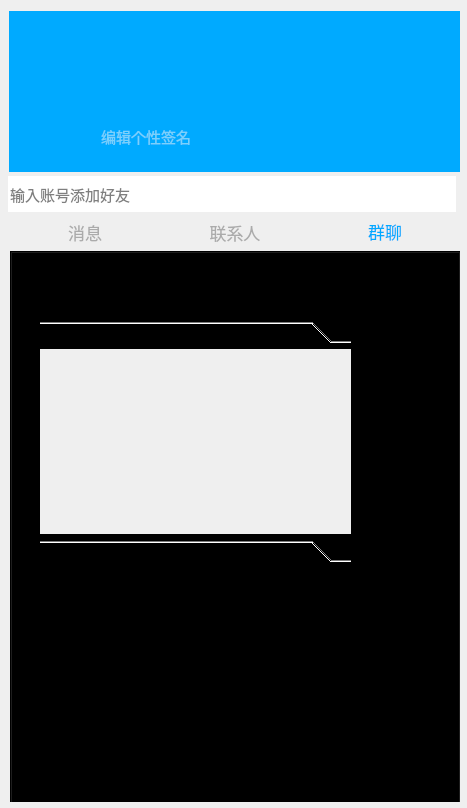
Qt form qq_client/mainwidget.ui (lmmiku/imitateTencentQQOnQt) before a commit.
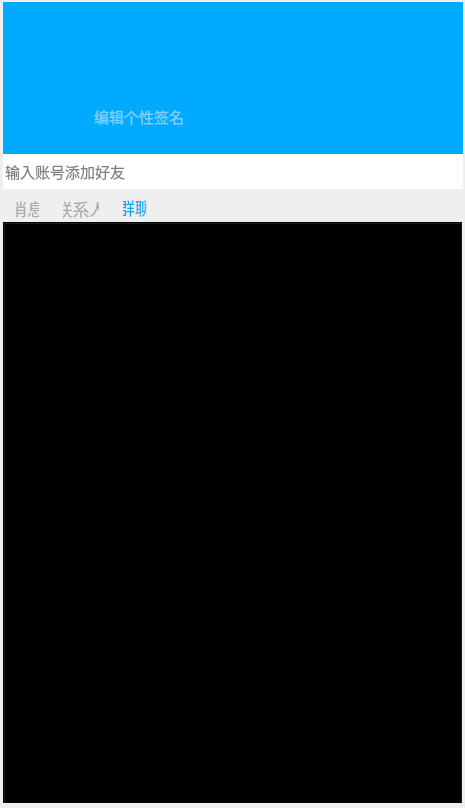
The same form after that commit. The open tabs and pages were chosen to show the change. Icons and pictures are not drawn.

```diff
--- a/qq_client/mainwidget.ui
+++ b/qq_client/mainwidget.ui
@@ -2,11 +2,14 @@
 <ui version="4.0">
  <class>mainWidget</class>
  <widget class="QWidget" name="mainWidget">
+  <property name="enabled">
+   <bool>true</bool>
+  </property>
   <property name="geometry">
    <rect>
     <x>0</x>
     <y>0</y>
-    <width>467</width>
+    <width>465</width>
     <height>808</height>
    </rect>
   </property>
@@ -76,8 +79,8 @@
 	border:none;	
 	font:200 15px ;
 }
-QTabBar::tab{height:40}
-QTabBar::tab{width:150}
+QTabBar::tab{height:30}
+QTabBar::tab{width:153.33333333333333333}
 QTabWidget#tabWidget QTabBar::tab{
 	font:200 17px;
 	color: rgb(171, 171, 171);
@@ -98,8 +101,8 @@
   <widget class="QWidget" name="widget" native="true">
    <property name="geometry">
     <rect>
-     <x>4</x>
-     <y>1</y>
+     <x>3</x>
+     <y>2</y>
      <width>461</width>
      <height>801</height>
     </rect>
@@ -122,10 +125,10 @@
    <widget class="QTabWidget" name="tabWidget">
     <property name="geometry">
      <rect>
-      <x>6</x>
-      <y>210</y>
-      <width>451</width>
-      <height>598</height>
+      <x>0</x>
+      <y>190</y>
+      <width>460</width>
+      <height>614</height>
      </rect>
     </property>
     <property name="minimumSize">
@@ -471,7 +474,7 @@
     <widget class="QWidget" name="tab_3">
      <property name="minimumSize">
       <size>
-       <width>451</width>
+       <width>461</width>
        <height>0</height>
       </size>
      </property>
@@ -484,61 +487,15 @@
      <attribute name="title">
       <string>群聊</string>
      </attribute>
-     <widget class="QToolBox" name="toolBox">
-      <property name="geometry">
-       <rect>
-        <x>30</x>
-        <y>70</y>
-        <width>311</width>
-        <height>241</height>
-       </rect>
-      </property>
-      <property name="styleSheet">
-       <string notr="true">QToolBox#toolBox QTab{
-border:none;
-color:white;
-	background-color:rgba(0,0,0,0);
-}</string>
-      </property>
-      <property name="currentIndex">
-       <number>0</number>
-      </property>
-      <widget class="QWidget" name="page_4">
-       <property name="geometry">
-        <rect>
-         <x>0</x>
-         <y>0</y>
-         <width>311</width>
-         <height>173</height>
-        </rect>
-       </property>
-       <attribute name="label">
-        <string>Page 1</string>
-       </attribute>
-      </widget>
-      <widget class="QWidget" name="page_5">
-       <property name="geometry">
-        <rect>
-         <x>0</x>
-         <y>0</y>
-         <width>311</width>
-         <height>173</height>
-        </rect>
-       </property>
-       <attribute name="label">
-        <string>Page 2</string>
-       </attribute>
-      </widget>
-     </widget>
     </widget>
    </widget>
    <widget class="QWidget" name="widget_3" native="true">
     <property name="geometry">
      <rect>
-      <x>5</x>
-      <y>10</y>
-      <width>451</width>
-      <height>161</height>
+      <x>-1</x>
+      <y>-1</y>
+      <width>462</width>
+      <height>155</height>
      </rect>
     </property>
     <property name="minimumSize">
@@ -550,10 +507,10 @@
     <widget class="QLabel" name="label_top">
      <property name="geometry">
       <rect>
-       <x>0</x>
-       <y>0</y>
-       <width>451</width>
-       <height>161</height>
+       <x>-1</x>
+       <y>-1</y>
+       <width>462</width>
+       <height>155</height>
       </rect>
      </property>
      <property name="minimumSize">
@@ -575,8 +532,8 @@
     <widget class="QLabel" name="label_head">
      <property name="geometry">
       <rect>
-       <x>0</x>
-       <y>70</y>
+       <x>2</x>
+       <y>60</y>
        <width>81</width>
        <height>81</height>
       </rect>
@@ -614,7 +571,7 @@
      <property name="geometry">
       <rect>
        <x>360</x>
-       <y>90</y>
+       <y>80</y>
        <width>71</width>
        <height>61</height>
       </rect>
@@ -633,7 +590,7 @@
      <property name="geometry">
       <rect>
        <x>100</x>
-       <y>70</y>
+       <y>60</y>
        <width>211</width>
        <height>31</height>
       </rect>
@@ -646,7 +603,7 @@
      <property name="geometry">
       <rect>
        <x>90</x>
-       <y>110</y>
+       <y>100</y>
        <width>311</width>
        <height>31</height>
       </rect>
@@ -659,7 +616,7 @@
      <property name="geometry">
       <rect>
        <x>60</x>
-       <y>130</y>
+       <y>125</y>
        <width>21</width>
        <height>19</height>
       </rect>
@@ -671,7 +628,7 @@
     <widget class="QPushButton" name="btn_more">
      <property name="geometry">
       <rect>
-       <x>330</x>
+       <x>340</x>
        <y>-1</y>
        <width>41</width>
        <height>41</height>
@@ -696,7 +653,7 @@
     <widget class="QPushButton" name="btn_close">
      <property name="geometry">
       <rect>
-       <x>410</x>
+       <x>420</x>
        <y>0</y>
        <width>40</width>
        <height>40</height>
@@ -731,7 +688,7 @@
     <widget class="QPushButton" name="btn_min">
      <property name="geometry">
       <rect>
-       <x>380</x>
+       <x>390</x>
        <y>6</y>
        <width>25</width>
        <height>25</height>
@@ -767,21 +724,21 @@
    <widget class="QLineEdit" name="lineEdit_add">
     <property name="geometry">
      <rect>
-      <x>4</x>
-      <y>175</y>
-      <width>448</width>
-      <height>36</height>
+      <x>0</x>
+      <y>152</y>
+      <width>460</width>
+      <height>35</height>
      </rect>
     </property>
     <property name="minimumSize">
      <size>
-      <width>448</width>
+      <width>460</width>
       <height>30</height>
      </size>
     </property>
     <property name="maximumSize">
      <size>
-      <width>448</width>
+      <width>460</width>
       <height>16777215</height>
      </size>
     </property>
@@ -793,7 +750,7 @@
     <property name="geometry">
      <rect>
       <x>420</x>
-      <y>180</y>
+      <y>154</y>
       <width>30</width>
       <height>31</height>
      </rect>
```
Left out of the diff: 35 changed lines with no effect on the pictures.
